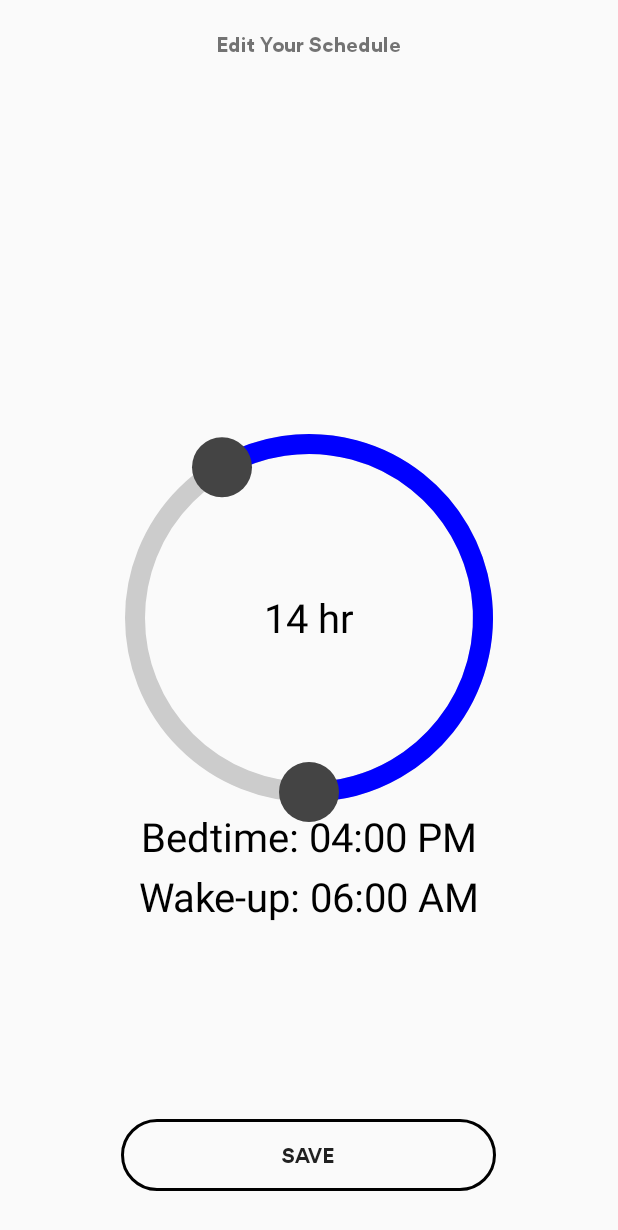
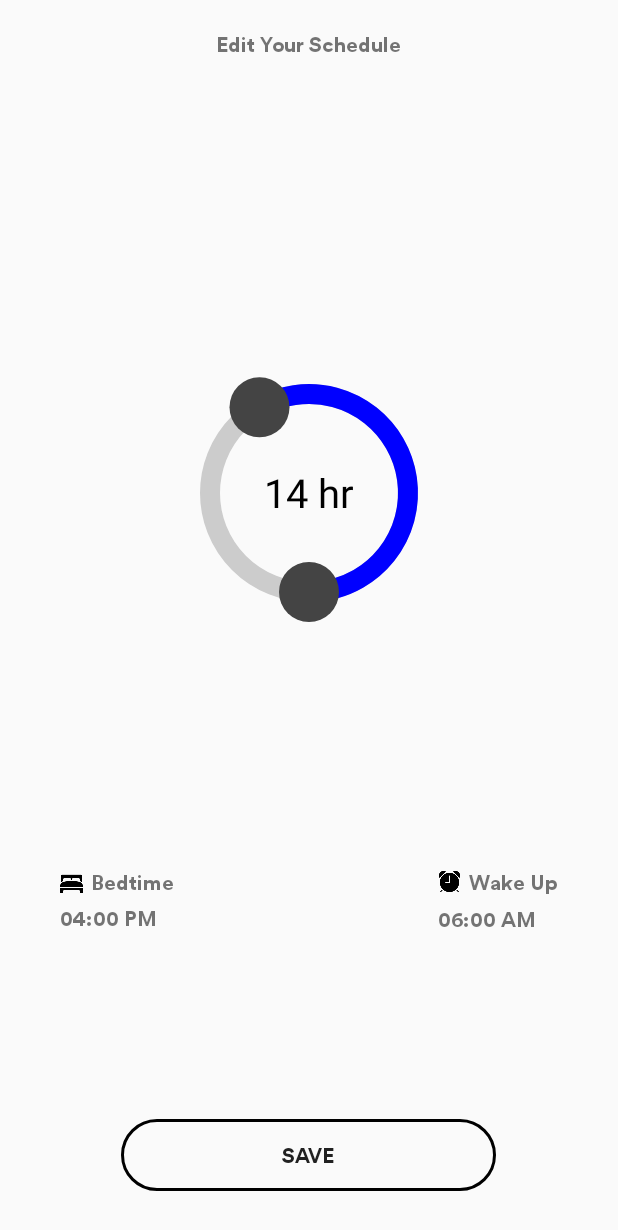
Before and after one commit to slimripah/Staff-Wellness, an Android app: the Schedule screen opened directly, with no data from a screen before it, on a phone screen of 412 x 824 dp. Shown: the top 1230 px of the screen. Run offline under Robolectric (Android 15) with nearby library versions, the phone set to English and light mode, and no system bars.

Commit message:
schedule update

```diff
--- a/app/src/main/java/www/minet/staffwellness/Schedule.java
+++ b/app/src/main/java/www/minet/staffwellness/Schedule.java
@@ -4,6 +4,7 @@ import android.content.Intent;
 import android.content.SharedPreferences;
 import android.os.Bundle;
 import android.widget.Button;
+import android.widget.TextView;
 
 import androidx.activity.EdgeToEdge;
 import androidx.appcompat.app.AppCompatActivity;
@@ -24,7 +25,8 @@ public class Schedule extends AppCompatActivity {
     SharedPreferences prefs;
     String savedBedtime;
     String savedWakeup;
-    private SleepCircleView circularSlider;
+    TextView bedtimeTime;
+    TextView wakeupTime;
 
     @Override
     protected void onCreate(Bundle savedInstanceState) {
@@ -45,6 +47,16 @@ public class Schedule extends AppCompatActivity {
 
             String bedtime = sleepView.getBedtime();
             String wakeup = sleepView.getWakeup();
+
+            // Save to SharedPreferences
+            SharedPreferences.Editor editor = prefs.edit();
+            editor.putString("bedtime", bedtime);
+            editor.putString("wakeup", wakeup);
+            editor.apply();
+
+            // Update UI
+            bedtimeTime.setText(bedtime);
+            wakeupTime.setText(wakeup);
 
             Intent resultIntent = new Intent();
             resultIntent.putExtra("BEDTIME", bedtime);
@@ -68,6 +80,12 @@ public class Schedule extends AppCompatActivity {
 
         }
 
+        bedtimeTime = findViewById(R.id.bedtime_time);
+        wakeupTime = findViewById(R.id.wakeup_time);
+
+        bedtimeTime.setText(savedBedtime != null ? savedBedtime : sleepView.getBedtime());
+        wakeupTime.setText(savedWakeup != null ? savedWakeup : sleepView.getWakeup());
+
     }
 
     private int convertToMinutes(String timeStr) {
--- a/app/src/main/java/www/minet/staffwellness/SleepCircleView.java
+++ b/app/src/main/java/www/minet/staffwellness/SleepCircleView.java
@@ -84,12 +84,6 @@ public class SleepCircleView extends View {
         String bedtimeStr = angleToTimeString(bedtimeAngle);
         String wakeupStr = angleToTimeString(wakeupAngle);
 
-        // Draw bedtime label
-        canvas.drawText("Bedtime: " + bedtimeStr, centerX, centerY + radius + 60, textPaint);
-
-        // Draw wake-up label
-        canvas.drawText("Wake-up: " + wakeupStr, centerX, centerY + radius + 120, textPaint);
-
     }
 
     private String angleToTimeString(double angle) {
--- a/app/src/main/res/layout/activity_schedule.xml
+++ b/app/src/main/res/layout/activity_schedule.xml
@@ -19,9 +19,92 @@
         android:id="@+id/sleep_circle"
         android:layout_width="match_parent"
         android:layout_height="500dp"
-        android:layout_centerInParent="true"
+        android:layout_below="@id/title"
+        android:layout_centerHorizontal="true"
         android:layout_marginStart="100dp"
-        android:layout_marginTop="100dp" />
+        android:layout_marginTop="40dp"
+        android:layout_marginEnd="100dp" />
+
+    <!-- Bedtime Info -->
+    <LinearLayout
+        android:id="@+id/bedtime_layout"
+        android:layout_width="wrap_content"
+        android:layout_height="wrap_content"
+        android:layout_below="@id/sleep_circle"
+        android:layout_alignParentStart="true"
+        android:layout_marginStart="40dp"
+        android:orientation="vertical">
+
+        <LinearLayout
+            android:layout_width="wrap_content"
+            android:layout_height="wrap_content"
+            android:gravity="center_vertical"
+            android:orientation="horizontal">
+
+            <ImageView
+                android:layout_width="15dp"
+                android:layout_height="15dp"
+                android:contentDescription="@string/content_description"
+                android:src="@drawable/ic_bed" />
+
+            <TextView
+                android:id="@+id/bedtime_label"
+                android:layout_width="wrap_content"
+                android:layout_height="wrap_content"
+                android:layout_marginStart="5dp"
+                android:fontFamily="@font/lineto_circular_pro_bold"
+                android:text="@string/schedule_three" />
+        </LinearLayout>
+
+        <TextView
+            android:id="@+id/bedtime_time"
+            android:layout_width="wrap_content"
+            android:layout_height="wrap_content"
+            android:layout_marginTop="5dp"
+            android:fontFamily="@font/lineto_circular_pro_bold"
+            android:text="" />
+    </LinearLayout>
+
+    <!-- Wake-up Info -->
+    <LinearLayout
+        android:id="@+id/wakeup_layout"
+        android:layout_width="wrap_content"
+        android:layout_height="wrap_content"
+        android:layout_below="@id/sleep_circle"
+        android:layout_alignParentEnd="true"
+        android:layout_marginEnd="40dp"
+        android:orientation="vertical">
+
+        <LinearLayout
+            android:layout_width="wrap_content"
+            android:layout_height="wrap_content"
+            android:gravity="center_vertical"
+            android:orientation="horizontal">
+
+            <ImageView
+                android:layout_width="15dp"
+                android:layout_height="15dp"
+                android:contentDescription="@string/content_description"
+                android:src="@drawable/ic_alarm" />
+
+            <TextView
+                android:id="@+id/wakeup_label"
+                android:layout_width="wrap_content"
+                android:layout_height="wrap_content"
+                android:layout_marginStart="5dp"
+                android:fontFamily="@font/lineto_circular_pro_bold"
+                android:text="@string/schedule_four" />
+        </LinearLayout>
+
+        <TextView
+            android:id="@+id/wakeup_time"
+            android:layout_width="wrap_content"
+            android:layout_height="wrap_content"
+            android:layout_marginTop="6dp"
+            android:fontFamily="@font/lineto_circular_pro_bold"
+            android:text="" />
+
+    </LinearLayout>
 
     <Button
         android:id="@+id/save_button"
@@ -30,8 +113,8 @@
         android:layout_alignParentBottom="true"
         android:layout_centerHorizontal="true"
         android:layout_marginBottom="30dp"
+        android:background="@drawable/bg_white_button"
         android:elevation="5dp"
-        android:background="@drawable/bg_white_button"
         android:fontFamily="@font/lineto_circular_pro_bold"
         android:text="@string/schedule_two" />
 
--- a/app/src/main/res/values/strings.xml
+++ b/app/src/main/res/values/strings.xml
@@ -146,5 +146,8 @@
 
     <string name="schedule_one">Edit Your Schedule</string>
     <string name="schedule_two">Save</string>
+    <string name="schedule_three">Bedtime</string>
+    <string name="schedule_four">Wake Up</string>
+    <string name="schedule_five"></string>
 
 </resources>
```
